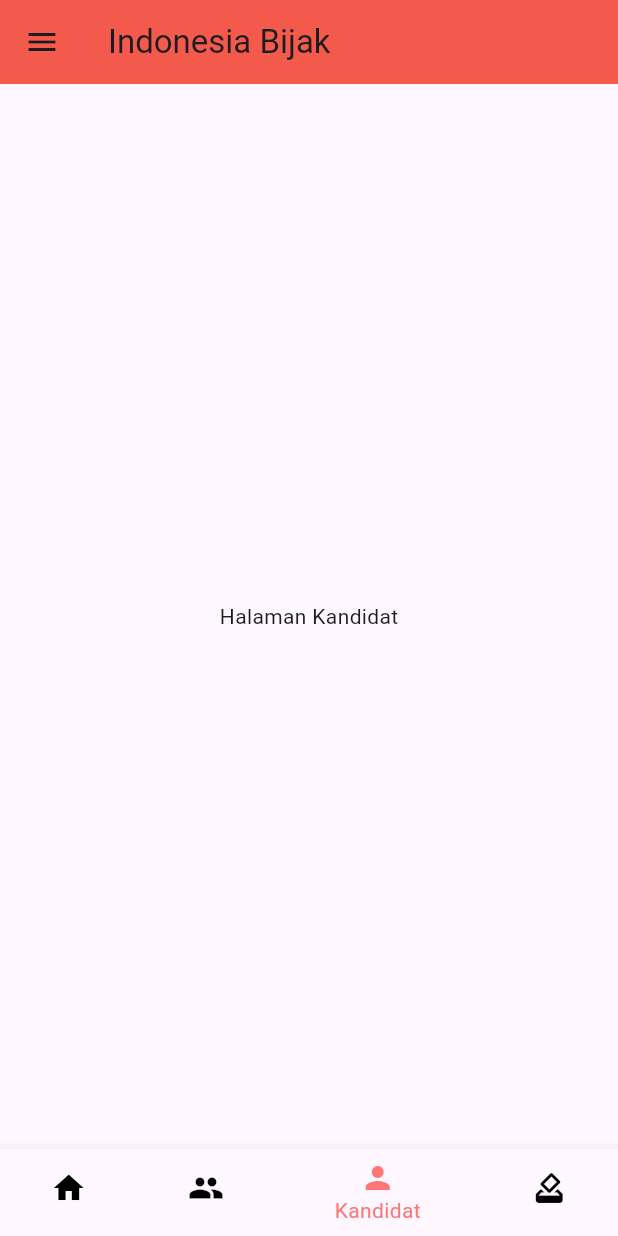
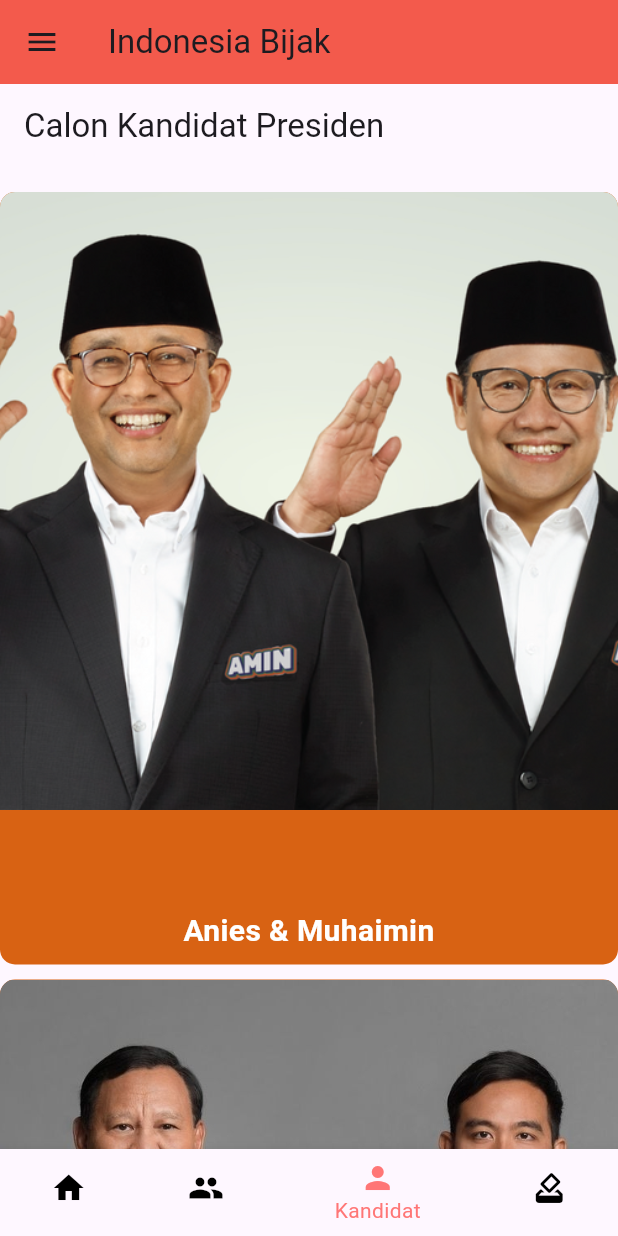
Before and after one commit to ArdisVian/Indonesia-Bijak-Mob, a Flutter app: the screen it shows after launch, item 3 of the bottom bar chosen, on a phone screen of 412 x 824 dp. Run offline on Flutter 3.47's test engine with Material 3 defaults, Android fonts, the light colour scheme and no system bars; our stand-ins replace animated_splash_screen, carousel_slider, lottie; missing offline and left inert: dart:ffi; network calls fail.

Commit message:
Add files via upload

```diff
--- a/lib/kandidat_page.dart
+++ b/lib/kandidat_page.dart
@@ -1,10 +1,92 @@
 import 'package:flutter/material.dart';
 
+class Kandidat {
+  final String nama;
+  final String fotoUrl;
+
+  Kandidat(this.nama, this.fotoUrl);
+}
+
 class KandidatPage extends StatelessWidget {
+  final List<Map<String, dynamic>> KandidatData = [
+    {
+      'name': 'Anies & Muhaimin',
+      'image': 'Assets/Images/aniesimin.png',
+      'color': Color.fromRGBO(216, 98, 19, 1),
+    },
+    {
+      'name': 'Prabowo & Gibran',
+      'image': 'Assets/Images/prabowogibran.jpg',
+      'color': Color.fromRGBO(216, 98, 19, 1),
+    },
+    {
+      'name': 'Ganjar & Mahfud',
+      'image': 'Assets/Images/ganjarmahfud.jpg',
+      'color': Color.fromRGBO(216, 98, 19, 1),
+    },
+  ];
+
   @override
   Widget build(BuildContext context) {
-    return Center(
-      child: Text('Halaman Kandidat'),
+    return Scaffold(
+      appBar: AppBar(
+        title: Text('Calon Kandidat Presiden'),
+      ),
+      body: GridView.builder(
+        padding: EdgeInsets.symmetric(vertical: 16.0),
+        gridDelegate: SliverGridDelegateWithFixedCrossAxisCount(
+          crossAxisCount: 1,
+          crossAxisSpacing: 10.0,
+          mainAxisSpacing: 10.0,
+          childAspectRatio: 0.8, // adjust aspect ratio here
+        ),
+        itemCount: KandidatData.length,
+        itemBuilder: (context, index) {
+          final partai = KandidatData[index];
+          return Container(
+            decoration: BoxDecoration(
+              borderRadius: BorderRadius.only(
+                topLeft: Radius.circular(10.0),
+                topRight: Radius.circular(10.0),
+                bottomLeft: Radius.circular(10.0),
+                bottomRight: Radius.circular(10.0),
+              ),
+              color: partai['color'],
+            ),
+            child: Column(
+              mainAxisAlignment: MainAxisAlignment.spaceBetween,
+              children: [
+                AspectRatio(
+                  aspectRatio: 5 / 5,
+                  child: ClipRRect(
+                    borderRadius: BorderRadius.only(
+                      topLeft: Radius.circular(10.0),
+                      topRight: Radius.circular(10.0),
+                    ),
+                    child: Image.asset(
+                      partai['image'],
+                      fit: BoxFit.cover,
+                    ),
+                  ),
+                ),
+                Container(
+                  padding:
+                      EdgeInsets.symmetric(horizontal: 16.0, vertical: 8.0),
+                  child: Text(
+                    partai['name'],
+                    textAlign: TextAlign.center,
+                    style: TextStyle(
+                      fontSize: 20.0,
+                      fontWeight: FontWeight.bold,
+                      color: Colors.white,
+                    ),
+                  ),
+                ),
+              ],
+            ),
+          );
+        },
+      ),
     );
   }
 }
--- a/lib/main.dart
+++ b/lib/main.dart
@@ -1,5 +1,5 @@
 import 'package:flutter/material.dart';
-import 'package:projek_injak/splash_screen.dart';
+import 'package:indonesia_bijak/splash_screen.dart';
 import 'home_page.dart';
 import 'partai_page.dart';
 import 'kandidat_page.dart';
--- a/lib/splash_screen.dart
+++ b/lib/splash_screen.dart
@@ -1,7 +1,7 @@
 import 'package:flutter/material.dart';
 import 'package:animated_splash_screen/animated_splash_screen.dart';
 import 'package:lottie/lottie.dart';
-import 'package:projek_injak/main.dart';
+import 'package:indonesia_bijak/main.dart';
 
 class SplashScreen extends StatelessWidget {
   const SplashScreen({super.key});
```
Also changed, not shown: lib/ItemContent.dart (added, +25 -0 lines), lib/ItemsWidget.dart (added, +176 -0 lines), lib/ProfilPartai.dart (added, +53 -0 lines), lib/partai_page.dart (+76 -80 lines), pubspec.yaml (+13 -4 lines), Assets/Images/HMI.jpg (added), Assets/Images/Logo-PAN-01.jpg (added), Assets/Images/LogoGerindra.png (added), Assets/Images/PKB.jpg (added), Assets/Images/aniesimin.png (added), Assets/Images/demokratt.jpg (added), Assets/Images/ganjarmahfud.jpg (added), Assets/Images/nasdem.jpg (added), Assets/Images/pkb.jpeg (added), 1 more files.
